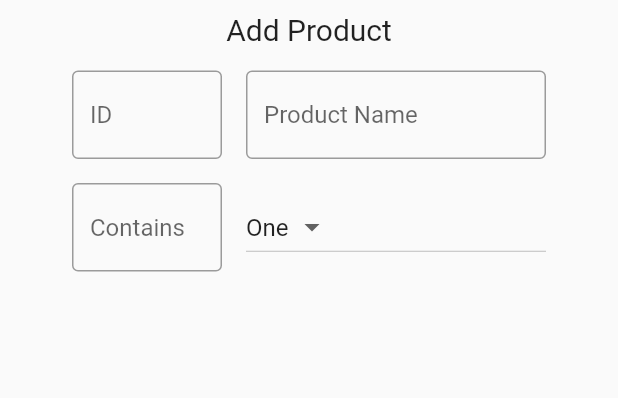
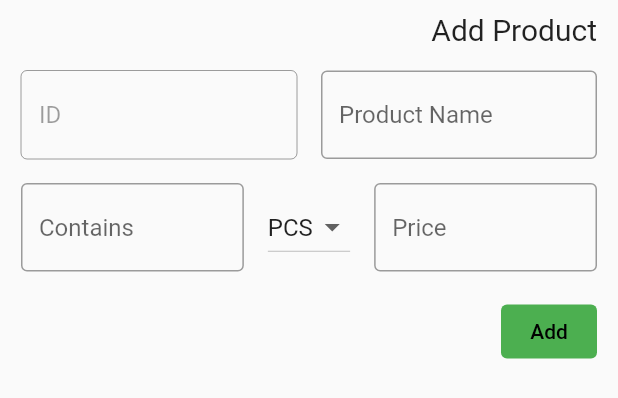
Before and after one commit to linnkhantthu/simple_erp, a Flutter app: the AddProduct widget shown alone on an empty page, opened directly, on a phone screen of 412 x 824 dp. Shown: the top 398 px of the screen. Run offline on Flutter 3.47's test engine with Material 2 defaults, Android fonts, the phone set to English and light mode, and no system bars; our stand-ins replace flutter_dotenv, get_storage; accounts and stored records are empty.

Commit message:
finish adding add prouct form

```diff
--- a/lib/inventory/addProduct.dart
+++ b/lib/inventory/addProduct.dart
@@ -1,4 +1,5 @@
 import 'package:flutter/material.dart';
+import 'package:flutter/services.dart';
 
 class AddProduct extends StatefulWidget {
   const AddProduct({Key? key}) : super(key: key);
@@ -10,16 +11,32 @@
 class _AddProductState extends State<AddProduct> {
   late final TextEditingController _id;
   late final TextEditingController _productName;
+  late final TextEditingController _contains;
+  late final String _unit;
+  late final TextEditingController _price;
+
   var _idErrorText = null;
   var _productNameErrorText = null;
-  String dropdownValue = 'One';
+  var _containsErrorText = null;
+  var _priceErrorText = null;
 
   @override
   void initState() {
     _id = TextEditingController();
     _productName = TextEditingController();
+    _contains = TextEditingController();
+    _price = TextEditingController();
+    _unit = "PCS";
+    super.initState();
+  }
 
-    super.initState();
+  @override
+  void dispose() {
+    _id.dispose();
+    _productName.dispose();
+    _contains.dispose();
+    _price.dispose();
+    super.dispose();
   }
 
   @override
@@ -28,6 +45,7 @@
       child: SizedBox(
         width: 400,
         child: Column(
+          crossAxisAlignment: CrossAxisAlignment.end,
           children: [
             const Padding(
               padding: EdgeInsets.all(8),
@@ -38,16 +56,14 @@
                 ),
               ),
             ),
-            SizedBox(
-              width: 400,
-              child: Row(
-                mainAxisAlignment: MainAxisAlignment.center,
+            Row(
+              mainAxisAlignment: MainAxisAlignment.start,
               children: [
-                  Padding(
+                Flexible(
+                  child: Padding(
                     padding: const EdgeInsets.all(8),
-                    child: SizedBox(
-                      width: 100,
                     child: TextField(
+                      enabled: false,
                       controller: _id,
                       decoration: InputDecoration(
                           border: const OutlineInputBorder(),
@@ -56,10 +72,9 @@
                     ),
                   ),
                 ),
-                  Padding(
+                Flexible(
+                  child: Padding(
                     padding: const EdgeInsets.all(8),
-                    child: SizedBox(
-                      width: 200,
                     child: TextField(
                       controller: _productName,
                       decoration: InputDecoration(
@@ -71,32 +86,28 @@
                 ),
               ],
             ),
-            ),
-            SizedBox(
-              width: 400,
-              child: Row(
-                mainAxisAlignment: MainAxisAlignment.center,
+            Row(
+              mainAxisAlignment: MainAxisAlignment.start,
               children: [
-                  Padding(
+                Flexible(
+                  child: Padding(
                     padding: const EdgeInsets.all(8),
-                    child: SizedBox(
-                      width: 100,
                     child: TextField(
-                        controller: _id,
+                      keyboardType: TextInputType.number,
+                      inputFormatters: [FilteringTextInputFormatter.digitsOnly],
+                      controller: _contains,
                       decoration: InputDecoration(
                           border: const OutlineInputBorder(),
                           hintText: "Contains",
-                            errorText: _idErrorText),
+                          errorText: _containsErrorText),
                     ),
                   ),
                 ),
                 Padding(
                   padding: const EdgeInsets.all(8),
-                    child: SizedBox(
-                      width: 200,
                   child: DropdownButton(
-                        value: dropdownValue,
-                        items: <String>['One', 'Two', 'Free', 'Four']
+                    value: _unit,
+                    items: <String>['PCS', 'KG', 'G', 'Feet']
                         .map<DropdownMenuItem<String>>((String value) {
                       return DropdownMenuItem<String>(
                         value: value,
@@ -105,15 +116,42 @@
                     }).toList(),
                     onChanged: (String? value) {
                       setState(() {
-                            dropdownValue = value!;
+                        _unit = value!;
                       });
                     },
+                  ),
+                ),
+                Flexible(
+                  child: Padding(
+                    padding: const EdgeInsets.all(8),
+                    child: TextField(
+                      keyboardType: TextInputType.number,
+                      inputFormatters: [
+                        FilteringTextInputFormatter.allow(
+                          RegExp(r'(^\d*\.?\d*)'),
+                        ),
+                      ],
+                      controller: _price,
+                      decoration: InputDecoration(
+                          border: const OutlineInputBorder(),
+                          hintText: "Price",
+                          errorText: _priceErrorText),
                     ),
                   ),
                 ),
               ],
             ),
-            ),
+            Padding(
+              padding: const EdgeInsets.all(8.0),
+              child: TextButton(
+                  onPressed: () {},
+                  style: ButtonStyle(
+                      backgroundColor: MaterialStateProperty.all(Colors.green)),
+                  child: const Text(
+                    "Add",
+                    style: TextStyle(color: Colors.black),
+                  )),
+            )
           ],
         ),
       ),
```
Lines whose indentation alone changed are shown as unchanged.
